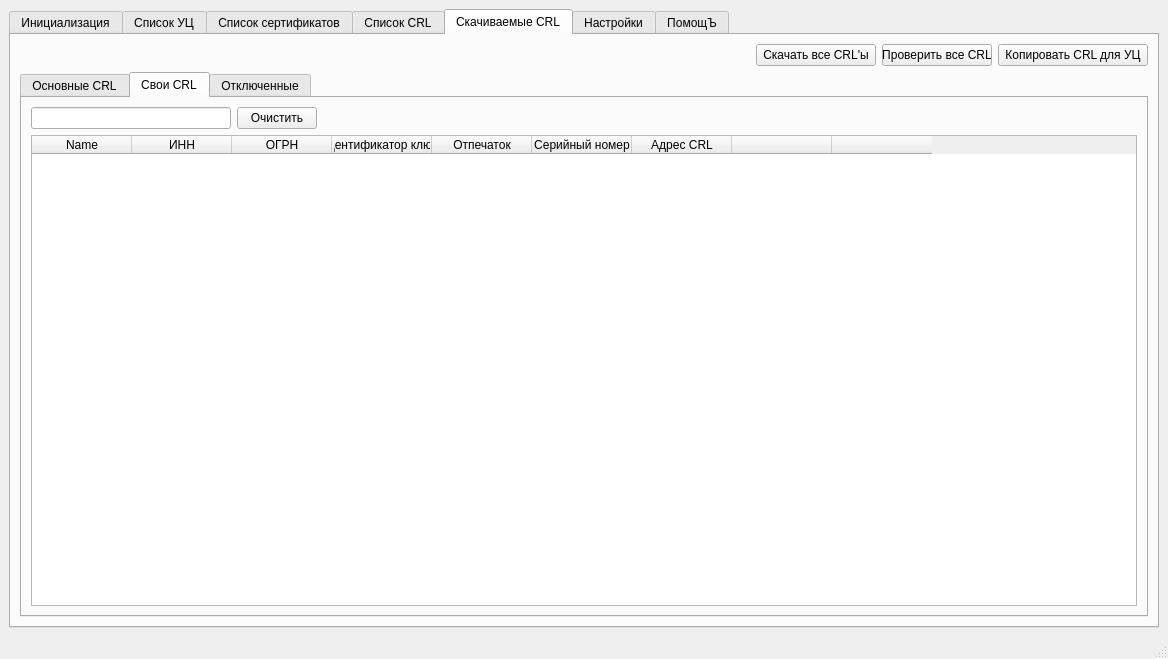
Old version of the form main.ui in the repository MrSaerus/E-TrustCRLparsing.
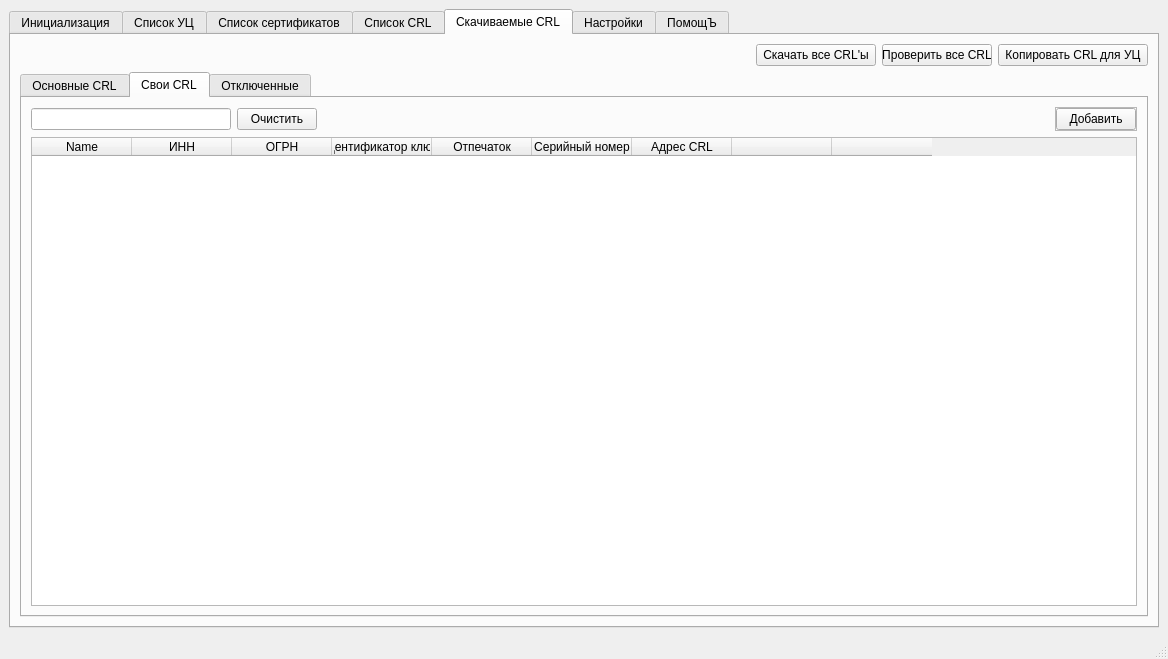
New version of the form. The open tabs and pages were chosen to show the change. Icons and pictures are not drawn.

Patch:
```diff
--- a/main.ui
+++ b/main.ui
@@ -1085,7 +1085,7 @@
            </attribute>
            <layout class="QVBoxLayout" name="verticalLayout_20">
             <item>
-             <layout class="QVBoxLayout" name="verticalLayout_26">
+             <layout class="QHBoxLayout" name="horizontalLayout_48">
               <item alignment="Qt::AlignLeft">
                <widget class="QFrame" name="frame_8">
                 <property name="frameShape">
@@ -1114,16 +1114,34 @@
                   <layout class="QHBoxLayout" name="horizontalLayout_11">
                    <item>
                     <widget class="QLineEdit" name="lineEdit_5">
+                     <property name="sizePolicy">
+                      <sizepolicy hsizetype="Preferred" vsizetype="Fixed">
+                       <horstretch>0</horstretch>
+                       <verstretch>0</verstretch>
+                      </sizepolicy>
+                     </property>
                      <property name="minimumSize">
                       <size>
                        <width>200</width>
                        <height>0</height>
                       </size>
                      </property>
+                     <property name="maximumSize">
+                      <size>
+                       <width>200</width>
+                       <height>16777215</height>
+                      </size>
+                     </property>
                     </widget>
                    </item>
                    <item>
                     <widget class="QPushButton" name="pushButton_11">
+                     <property name="maximumSize">
+                      <size>
+                       <width>100</width>
+                       <height>16777215</height>
+                      </size>
+                     </property>
                      <property name="text">
                       <string>Очистить</string>
                      </property>
@@ -1134,6 +1152,43 @@
                 </layout>
                </widget>
               </item>
+              <item alignment="Qt::AlignRight">
+               <widget class="QFrame" name="frame_29">
+                <property name="frameShape">
+                 <enum>QFrame::StyledPanel</enum>
+                </property>
+                <property name="frameShadow">
+                 <enum>QFrame::Raised</enum>
+                </property>
+                <layout class="QHBoxLayout" name="horizontalLayout_50">
+                 <property name="leftMargin">
+                  <number>0</number>
+                 </property>
+                 <property name="topMargin">
+                  <number>0</number>
+                 </property>
+                 <property name="rightMargin">
+                  <number>0</number>
+                 </property>
+                 <property name="bottomMargin">
+                  <number>0</number>
+                 </property>
+                 <item alignment="Qt::AlignRight">
+                  <widget class="QPushButton" name="pushButton_25">
+                   <property name="maximumSize">
+                    <size>
+                     <width>100</width>
+                     <height>16777215</height>
+                    </size>
+                   </property>
+                   <property name="text">
+                    <string>Добавить</string>
+                   </property>
+                  </widget>
+                 </item>
+                </layout>
+               </widget>
+              </item>
              </layout>
             </item>
             <item>
```
